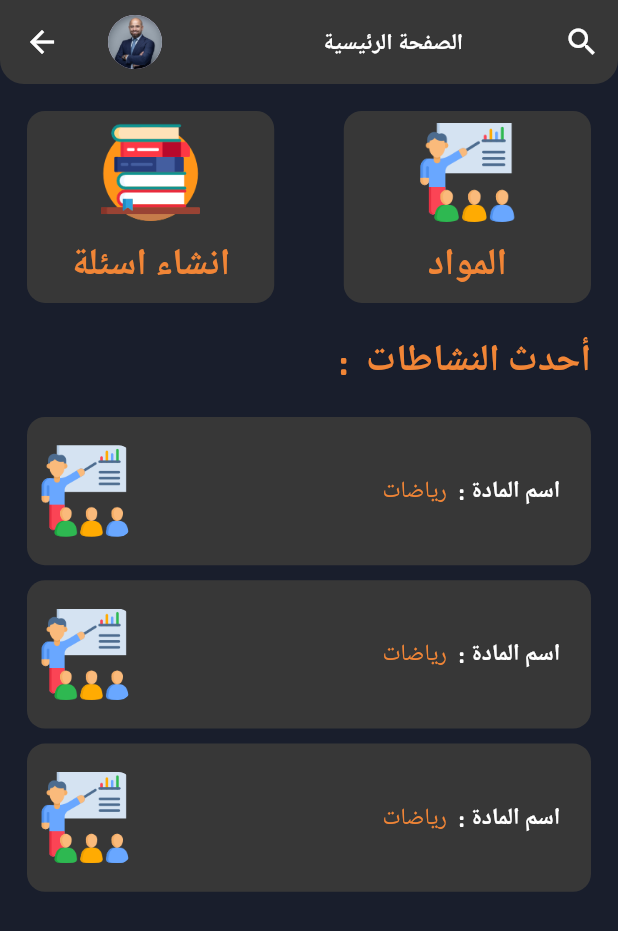
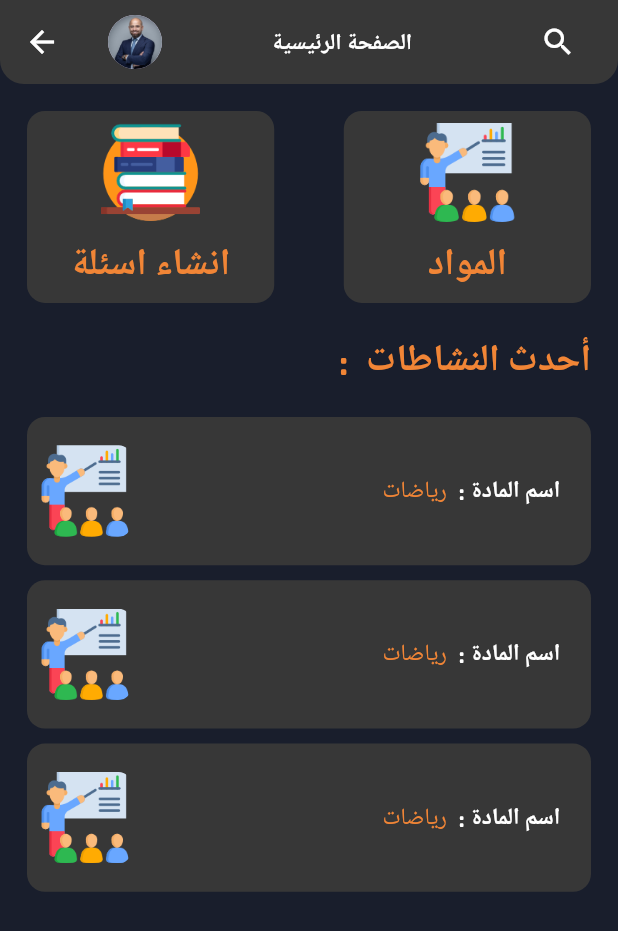
Before and after one commit to Taha12aas/userqueize, a Flutter app: the HomeView screen opened by its route, on a phone screen of 412 x 824 dp. Shown: the top 931 px of the screen. Run offline on Flutter 3.47's test engine with Material 3 defaults, Android fonts, the phone set to English and light mode, and no system bars; missing offline and left inert: font_awesome_icon_class; project files that could hold a hidden picture were left out.

Commit message:
edit main appbar

```diff
--- a/lib/Mobile/views/teacher_profile_view.dart
+++ b/lib/Mobile/views/teacher_profile_view.dart
@@ -32,7 +32,7 @@ class TeacherProfileView extends StatelessWidget {
   @override
   Widget build(BuildContext context) {
     return Scaffold(
-      appBar: customAppBar('ملف الأستاذ', context),
+      appBar: customAppBar('ملف المدرس', context),
       body: Padding(
         padding: const EdgeInsets.symmetric(horizontal: 18),
         child: Center(
@@ -83,7 +83,9 @@ class TeacherProfileView extends StatelessWidget {
                 ),
                 CustomButton(
                   title: 'حفظ',
-                  onPressed: () {},
+                  onPressed: () {
+                    Navigator.pop(context);
+                  },
                 )
               ],
             ),
--- a/lib/utils/main_app_bar.dart
+++ b/lib/utils/main_app_bar.dart
@@ -13,6 +13,7 @@ AppBar mainAppBar(String title, BuildContext context) {
     ),
     backgroundColor: kAshenColor,
     title: Row(
+      mainAxisAlignment: MainAxisAlignment.spaceBetween,
       children: [
         InkWell(
           borderRadius: BorderRadius.circular(16),
@@ -24,27 +25,22 @@ AppBar mainAppBar(String title, BuildContext context) {
             backgroundImage: AssetImage('assets/images/TeachersTaha.jpg'),
           ),
         ),
-        SizedBox(
-          width: MediaQuery.sizeOf(context).width * .26,
-        ),
         Text(
           title,
           style: FontStyleApp.textStylewite15
               .copyWith(fontWeight: FontWeight.w800),
+        ),
+        IconButton(
+          tooltip: 'search',
+          icon: const Icon(Icons.search, color: Colors.white),
+          onPressed: () {
+            showCustomDropDownSearch(context);
+          },
         ),
       ],
     ),
     iconTheme: const IconThemeData(
       color: Colors.white,
     ),
-    actions: [
-      IconButton(
-        tooltip: 'search',
-        icon: const Icon(Icons.search, color: Colors.white),
-        onPressed: () {
-          showCustomDropDownSearch(context);
-        },
-      ),
-    ],
   );
 }
```
